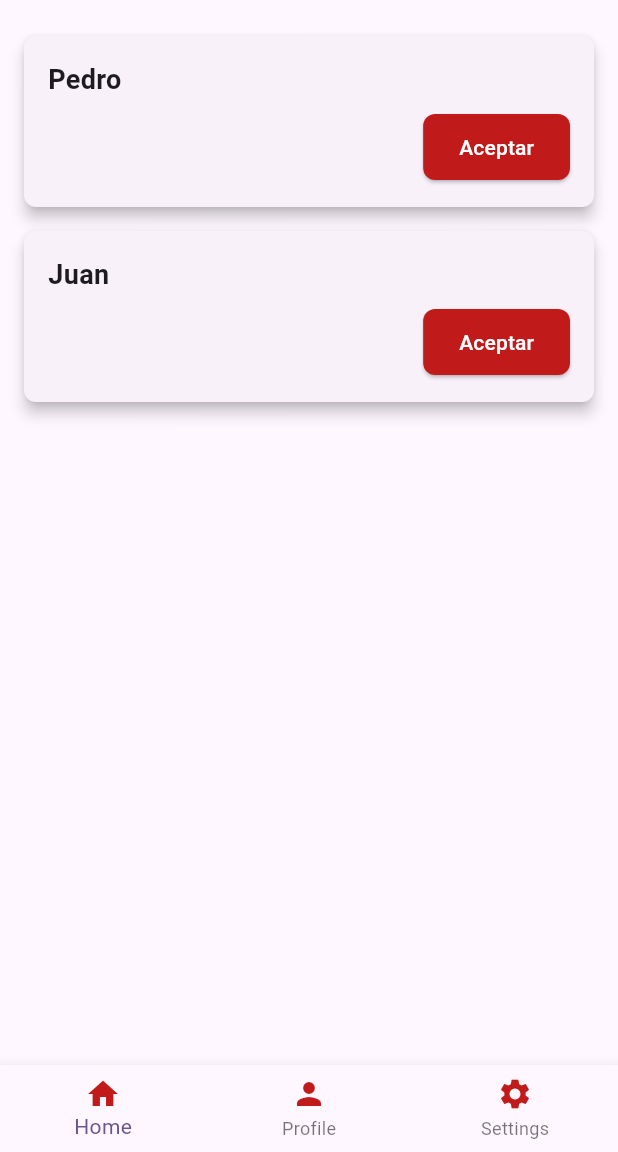
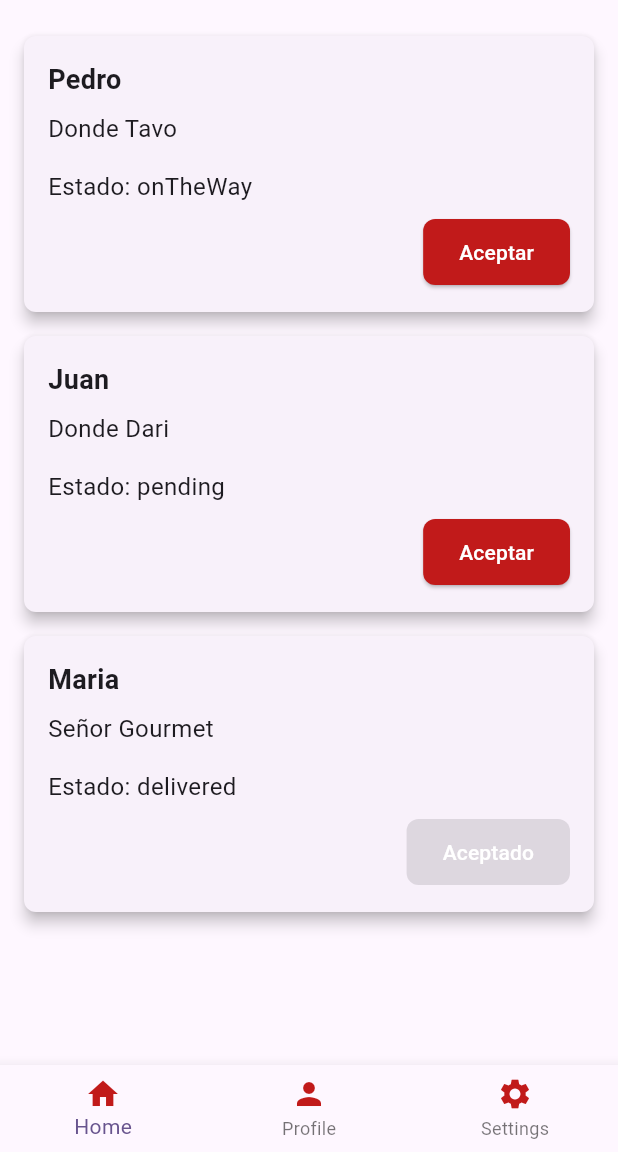
Before and after one commit to juanpabl0svn/rapi-u-delivery, a Flutter app: the HomeScreen screen opened by its route, after a tap on "Aceptar", on a phone screen of 412 x 824 dp, the part 84-1236 px from its top. Run offline on Flutter 3.47's test engine with Material 3 defaults, Android fonts, the phone set to English and light mode, and no system bars; our stand-ins replace flutter_riverpod, go_router, riverpod_annotation; generated files the repository leaves out were written again.

Commit message:
mejora de estados

```diff
--- a/lib/domain/entities/order.dart
+++ b/lib/domain/entities/order.dart
@@ -22,6 +22,10 @@ class Order {
     );
   }
 
+  void changeState(OrderState newState) {
+    state = newState;
+  }
+
   Order copyWith({OrderState? state}) {
     return Order(
       id: id,
--- a/lib/views/orders_view.dart
+++ b/lib/views/orders_view.dart
@@ -10,13 +10,21 @@ class OrdersView extends StatefulWidget {
 }
 
 class _OrdersView extends State<OrdersView> {
+  // Mover la lista de órdenes fuera del método build para que persistan los cambios
+  final List<Order> orders = [
+    Order(
+        id: 1, client: 'Pedro', store: 'Donde Tavo', state: OrderState.pending),
+    Order(
+        id: 2, client: 'Juan', store: 'Donde Dari', state: OrderState.pending),
+    Order(
+        id: 3,
+        client: 'Maria',
+        store: 'Señor Gourmet',
+        state: OrderState.delivered),
+  ];
+
   @override
   Widget build(BuildContext context) {
-    final List<Order> orders = [
-      Order(id: 1, client: 'Pedro', store: 'Donde tavo'),
-      Order(id: 2, client: 'Juan', store: 'Donde dari'),
-    ];
-
     return Padding(
       padding: const EdgeInsets.all(16.0),
       child: ListView.builder(
@@ -42,14 +50,28 @@ class _OrdersView extends State<OrdersView> {
                     ),
                   ),
                   const SizedBox(height: 8),
+                  Text(
+                    order.store,
+                    style: const TextStyle(fontSize: 16),
+                  ),
+                  const SizedBox(height: 16),
+                  Text(
+                    'Estado: ${order.state.toString().split('.').last}',
+                    style: const TextStyle(fontSize: 16),
+                  ),
+                  const SizedBox(height: 8),
                   Align(
                     alignment: Alignment.centerRight,
                     child: ElevatedButton(
                       onPressed: order.state == OrderState.delivered
-                          ? null // Si el pedido ya fue aceptado, el botón está deshabilitado
+                          ? null
                           : () {
                               setState(() {
-                                order.state = OrderState.delivered;
+                                order.changeState(
+                                  order.state == OrderState.pending
+                                      ? OrderState.onTheWay
+                                      : OrderState.delivered,
+                                );
                               });
                             },
                       style: ElevatedButton.styleFrom(
--- a/lib/views/profilie_view.dart
+++ b/lib/views/profilie_view.dart
@@ -10,8 +10,9 @@ class ProfileView extends ConsumerStatefulWidget {
 
 class _ProfileViewState extends ConsumerState<ProfileView> {
   // Controladores de texto para simular la información del repartidor
-  final String nombreRepartidor = "Nombre Repartidor";
-  final String infoRepartidor = "Información repartidor\n(que estudia)";
+  final String nombreRepartidor = "Juan Pablo Sanchez";
+  final String infoRepartidor =
+      "Información repartidor\n Estudiante de Ing. Sistemas \n 21 años";
 
   @override
   Widget build(BuildContext context) {
```
Also changed, not shown: lib/screens/login_screen.dart (+22 -1 lines), lib/screens/register_screen.dart (+56 -4 lines).
